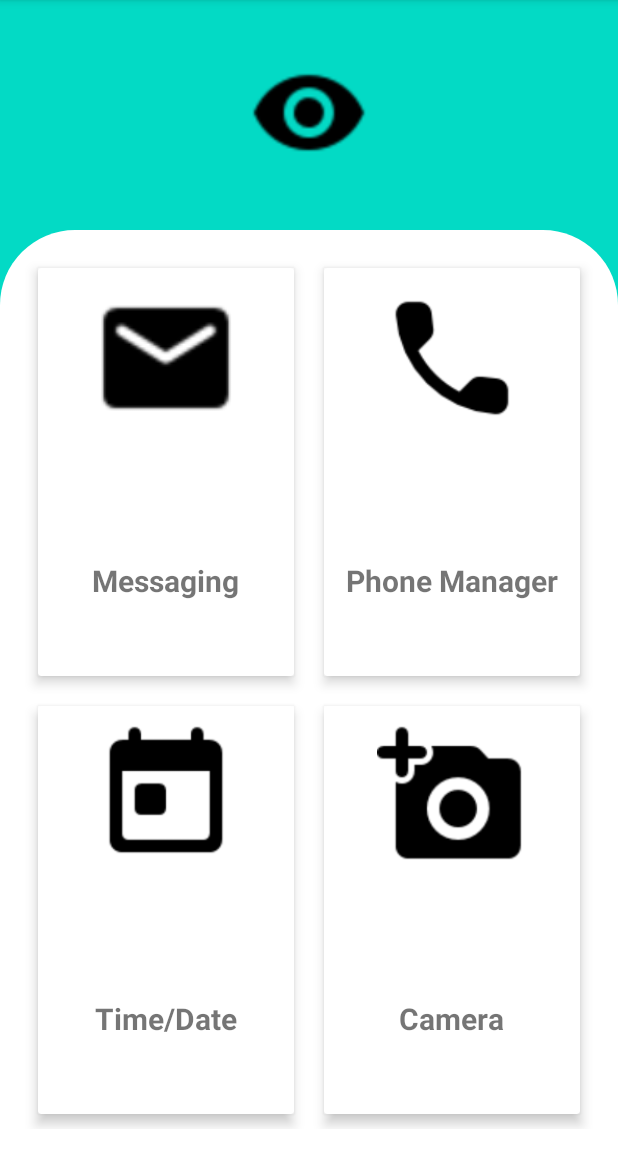
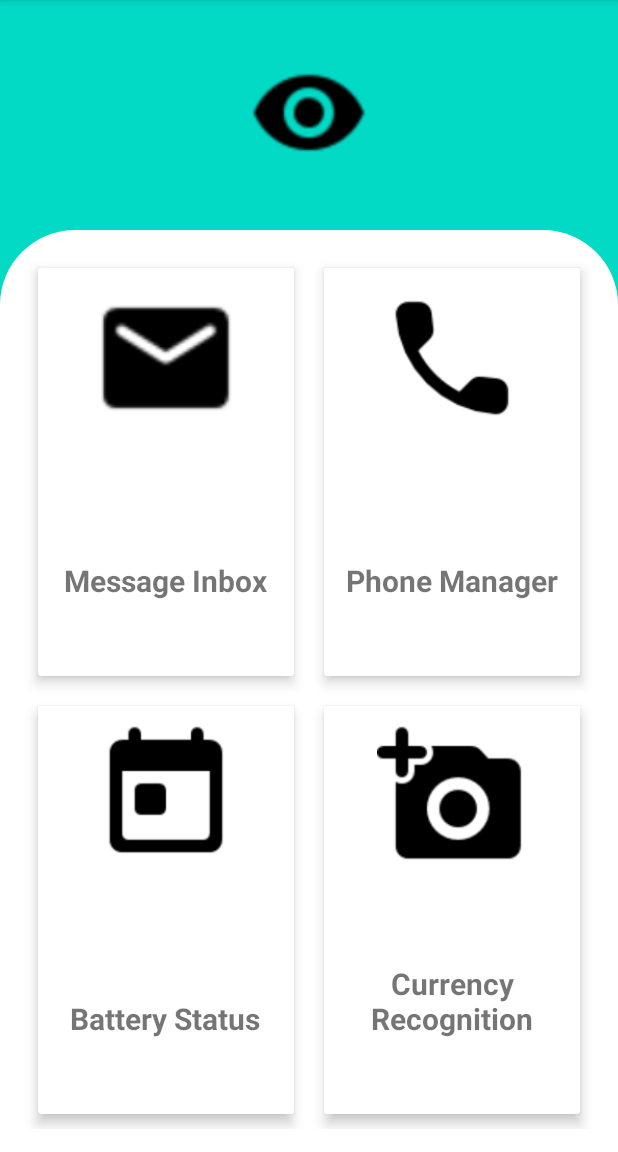
Before and after one commit to AadityaKhetan/VISION, an Android app: the screen it shows after launch (MainActivity), on a phone screen of 412 x 824 dp, the part 84-1236 px from its top. Run offline under Robolectric (Android 15) with nearby library versions, the phone set to English and light mode, and no system bars.

Commit message:
Bug fixes

```diff
--- a/app/src/main/res/layout/activity_main.xml
+++ b/app/src/main/res/layout/activity_main.xml
@@ -59,7 +59,7 @@
                     android:layout_alignParentBottom="true"
                     android:layout_centerHorizontal="true"
                     android:layout_marginBottom="50dp"
-                    android:text="Messaging"
+                    android:text="Message Inbox"
                     android:textSize="20sp"
                     android:textStyle="bold" />
             </RelativeLayout>
@@ -123,7 +123,7 @@
                     android:layout_alignParentBottom="true"
                     android:layout_centerHorizontal="true"
                     android:layout_marginBottom="50dp"
-                    android:text="Time/Date"
+                    android:text="Battery Status"
                     android:textSize="20sp"
                     android:textStyle="bold" />
             </RelativeLayout>
@@ -155,7 +155,8 @@
                     android:layout_alignParentBottom="true"
                     android:layout_centerHorizontal="true"
                     android:layout_marginBottom="50dp"
-                    android:text="Camera"
+                    android:text="Currency Recognition"
+                    android:gravity="center_horizontal"
                     android:textSize="20sp"
                     android:textStyle="bold" />
             </RelativeLayout>
```
Also changed, not shown: app/src/main/java/com/example/vision/CameraActivity.kt (+7 -4 lines).
